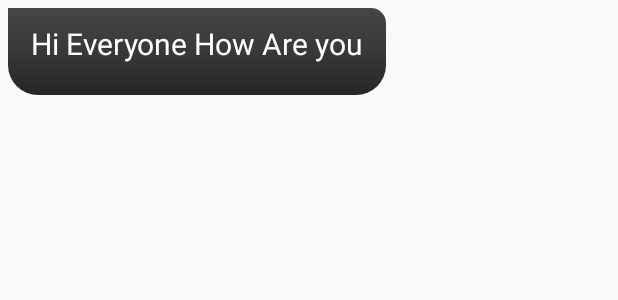
After one commit to DhvanilVadher/AndroidChatApp, an Android app: the layout darkmessage.xml on its own in the app's theme, with its tools: preview values and no code run, on a phone screen of 412 x 824 dp. The commit adds this screen. Shown: the top 300 px of the screen. Run offline under Robolectric (Android 15) with nearby library versions, the light colour scheme and no system bars.

Commit message:
Bug Fixes

```diff
--- a/app/src/main/java/com/example/dhvanil/authi/Adapters/StringAdapter.java
+++ b/app/src/main/java/com/example/dhvanil/authi/Adapters/StringAdapter.java
@@ -44,6 +44,7 @@ public class StringAdapter extends RecyclerView.Adapter<StringAdapter.ViiewHolde
                 @Override
                 public void onClick( View v ) {
                     Intent intent = new Intent( ctx2,GroupMessageActivity.class);
+                    intent.putExtra("GroupName",GrpChats.get(i));
                     ctx2.startActivity(intent);
                 }
             } );
--- /dev/null
+++ b/app/src/main/res/drawable/dark.xml
@@ -0,0 +1,18 @@
+<shape xmlns:android="http://schemas.android.com/apk/res/android">
+    <gradient
+        android:angle="270"
+        android:centerColor="#383838"
+        android:endColor="#272626"
+        android:startColor="#474646" />
+
+    <corners
+        android:bottomLeftRadius="20dp"
+        android:bottomRightRadius="20dp"
+        android:topLeftRadius="00dp"
+        android:topRightRadius="10dp" />
+    <padding
+        android:bottom="10dp"
+        android:left="10dp"
+        android:right="10dp"
+        android:top="10dp" />
+</shape>
--- /dev/null
+++ b/app/src/main/res/layout/darkmessage.xml
@@ -0,0 +1,25 @@
+<?xml version="1.0" encoding="utf-8"?>
+<LinearLayout
+    android:layout_margin="5sp"
+    xmlns:android="http://schemas.android.com/apk/res/android"
+    android:layout_width="match_parent" android:layout_height="wrap_content"
+    android:orientation="vertical"
+    >
+    <LinearLayout
+        android:layout_width="wrap_content"
+        android:layout_height="wrap_content"
+        android:layout_gravity="left"
+        android:background="@drawable/dark">
+        <TextView
+            android:id="@+id/FinalMessage"
+            android:layout_width="match_parent"
+            android:layout_height="wrap_content"
+            android:layout_gravity="left"
+            android:layout_margin="5sp"
+            android:fontFamily="sans-serif"
+            android:text="Hi Everyone How Are you"
+            android:textColor="@android:color/white"
+            android:textSize="20sp"
+            />
+    </LinearLayout>
+</LinearLayout>
```
